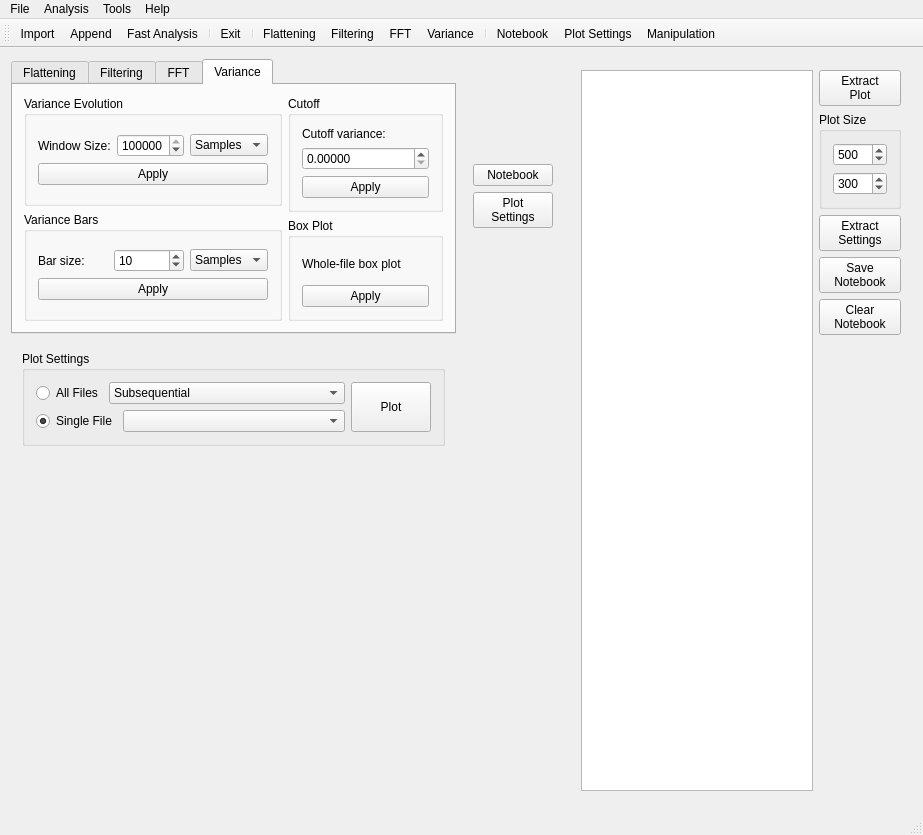
This is mainwindow.ui in stup4r/NanoSignal as Qt 5 draws it before an edit. The edited form follows.
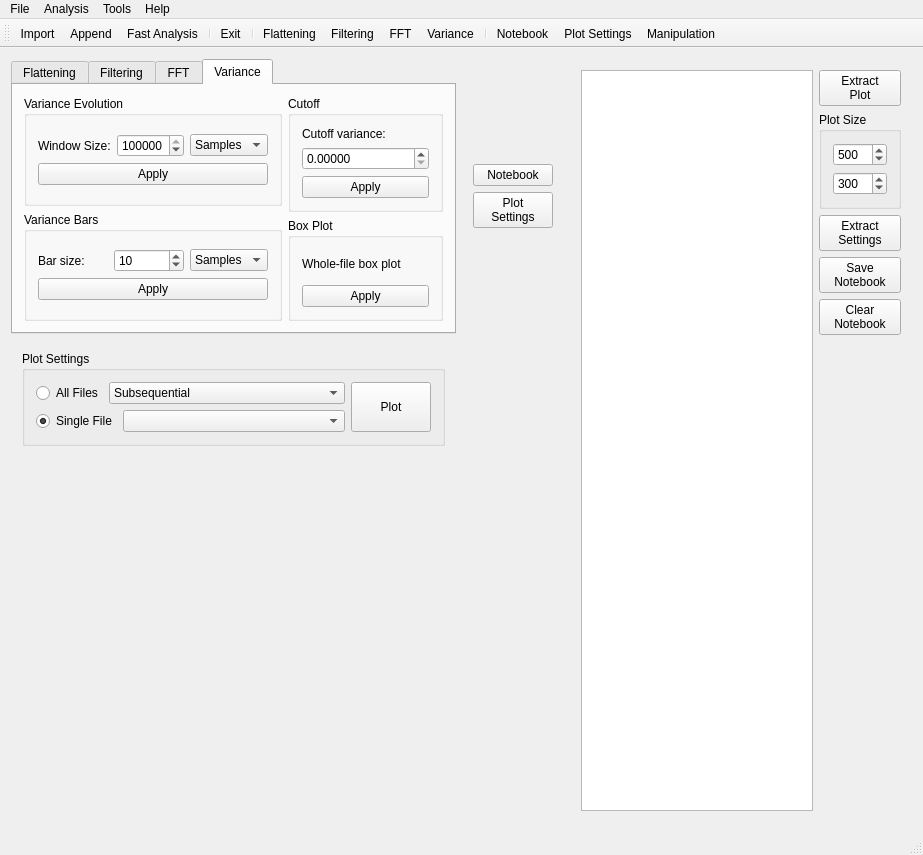
This is the edited form. Icons and pictures are not drawn. Custom widgets are drawn as their Qt base class.

Diff of the .ui file:
```diff
--- a/mainwindow.ui
+++ b/mainwindow.ui
@@ -7,7 +7,7 @@
     <x>0</x>
     <y>0</y>
     <width>923</width>
-    <height>835</height>
+    <height>855</height>
    </rect>
   </property>
   <property name="sizePolicy">
```
Left out of the diff: 8 changed lines with no effect on the pictures.
